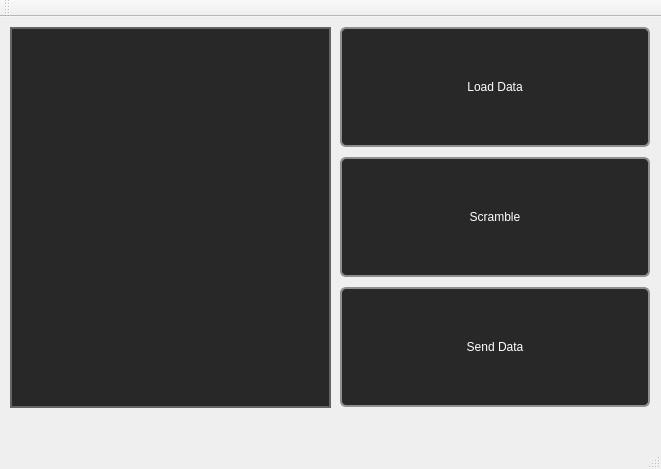
This is App/mainwindow.ui in Juk3n/Scrambler as Qt 5 draws it before an edit. The edited form follows.
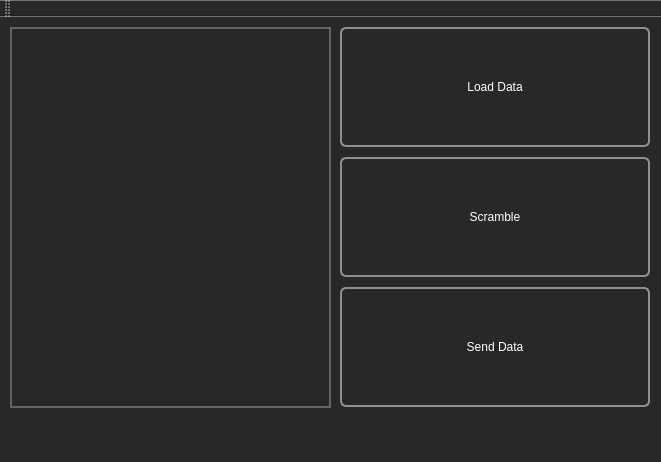
This is the edited form.

Commit message:
scramble and sending button works
found problem with mp3 file reading

Patch:
```diff
--- a/App/mainwindow.ui
+++ b/App/mainwindow.ui
@@ -7,7 +7,7 @@
     <x>0</x>
     <y>0</y>
     <width>661</width>
-    <height>469</height>
+    <height>462</height>
    </rect>
   </property>
   <property name="mouseTracking">
@@ -16,7 +16,15 @@
   <property name="windowTitle">
    <string>Scrambler</string>
   </property>
+  <property name="styleSheet">
+   <string notr="true">background-color: rgb(40, 40, 40);
+</string>
+  </property>
   <widget class="QWidget" name="centralWidget">
+   <property name="styleSheet">
+    <string notr="true">background-color: rgb(40, 40, 40);
+</string>
+   </property>
    <widget class="QPlainTextEdit" name="plainTextEdit">
     <property name="geometry">
      <rect>
@@ -189,6 +197,10 @@
    </property>
   </widget>
   <widget class="QToolBar" name="mainToolBar">
+   <property name="styleSheet">
+    <string notr="true">background-color: rgb(40, 40, 40);
+</string>
+   </property>
    <attribute name="toolBarArea">
     <enum>TopToolBarArea</enum>
    </attribute>
@@ -196,7 +208,12 @@
     <bool>false</bool>
    </attribute>
   </widget>
-  <widget class="QStatusBar" name="statusBar"/>
+  <widget class="QStatusBar" name="statusBar">
+   <property name="styleSheet">
+    <string notr="true">background-color: rgb(40, 40, 40);
+</string>
+   </property>
+  </widget>
  </widget>
  <layoutdefault spacing="6" margin="11"/>
  <resources/>
```
Left out of the diff: 7 changed lines with no effect on the pictures. The commit also changes 4 other files.
